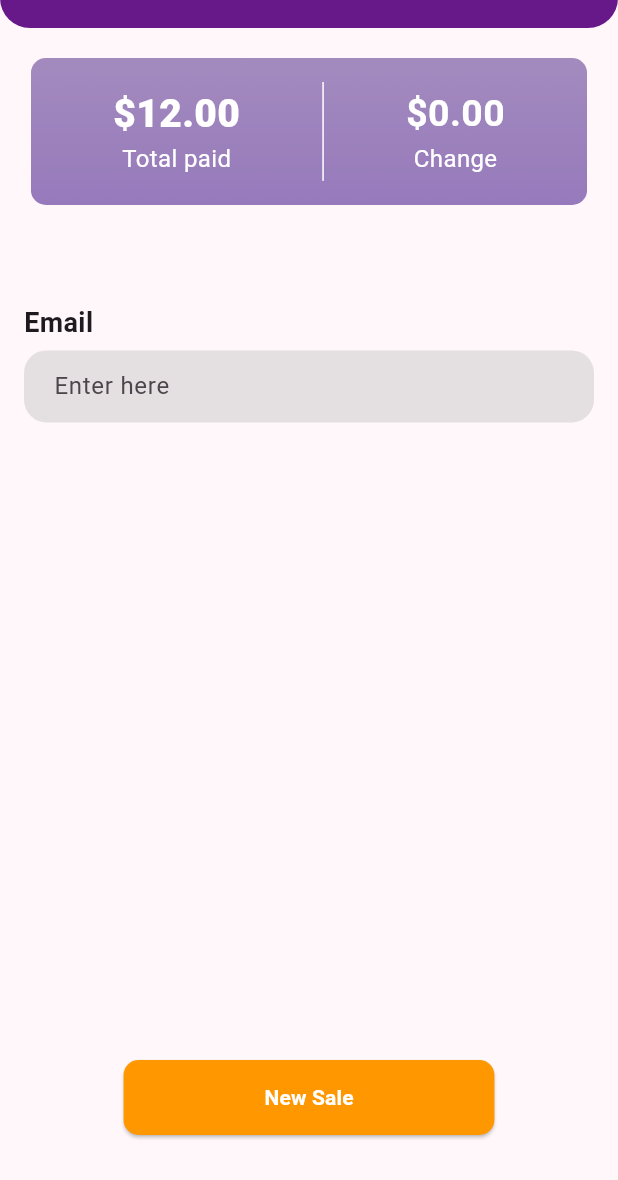
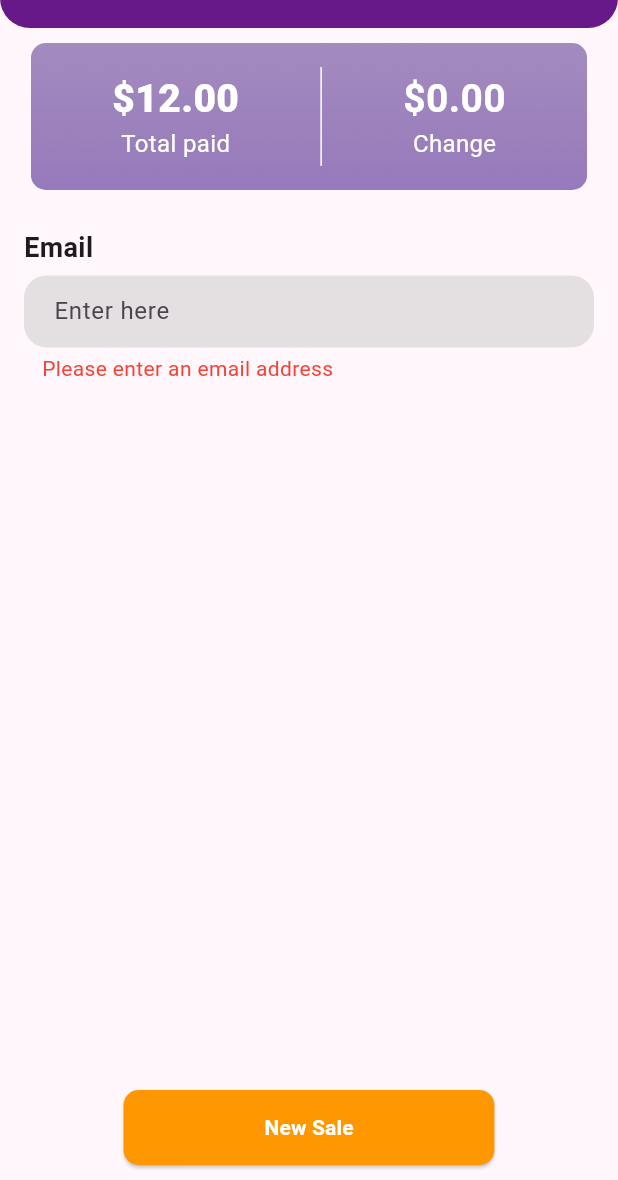
Before and after one commit to Shees-Ali1/cashPayment, a Flutter app: the screen it shows after launch, after a tap on "New Sale", on a phone screen of 412 x 824 dp, the part 56-1236 px from its top. Run offline on Flutter 3.47's test engine with Material 3 defaults, Android fonts, the phone set to English and light mode, and no system bars; our stand-ins replace get.

Commit message:
new push

```diff
--- /dev/null
+++ b/lib/Cash_payment/Controller/Controller.dart
@@ -0,0 +1,15 @@
+// Create a controller class to manage the interaction between the model and the view
+import '../Model/Model.dart';
+
+class CashPaymentController {
+  final CashPaymentModel _model;
+
+  CashPaymentController(this._model);
+
+  // Add methods to handle user interactions and update the model accordingly
+  // For example, you can have a method to handle the "New Sale" button press
+  void handleNewSale(String email) {
+    // Implement your logic here, possibly updating the model or performing other actions
+    // You can use the _model instance to access the model's properties and methods
+  }
+}
--- /dev/null
+++ b/lib/Cash_payment/Model/Model.dart
@@ -0,0 +1,4 @@
+
+class CashPaymentModel {
+  // Add any necessary properties and methods related to your data and logic
+}
--- /dev/null
+++ b/lib/Cash_payment/View/cash_payment.dart
@@ -0,0 +1,165 @@
+import 'package:flutter/material.dart';
+import '../../Reuseable_component/TextFormInput.dart';
+import '../../Reuseable_component/button.dart';
+import '../../Utils/color.dart';
+import '../../Utils/constant.dart';
+import '../../utils/extensions.dart'; // Add your color and font size extensions here
+
+class CashPayment extends StatefulWidget {
+  const CashPayment({Key? key, required this.title}) : super(key: key);
+  final String title;
+
+  @override
+  State<CashPayment> createState() => _CashPaymentState();
+}
+
+class _CashPaymentState extends State<CashPayment> {
+  final TextEditingController emailController = TextEditingController();
+  final GlobalKey<TextFormInputState> emailInputKey =
+      GlobalKey<TextFormInputState>();
+
+  @override
+  Widget build(BuildContext context) {
+    return Scaffold(
+      appBar: AppBar(
+        leading: Builder(
+          builder: (BuildContext context) {
+            return IconButton(
+              iconSize: 15.0,
+              icon: const Icon(
+                Icons.arrow_back_ios_sharp,
+                color: Colors.white,
+              ),
+              onPressed: () {
+                print('Back click');
+              },
+            );
+          },
+        ),
+        shape: const RoundedRectangleBorder(
+          borderRadius: BorderRadius.only(
+            bottomLeft: Radius.circular(AppRadius.appBar),
+            bottomRight: Radius.circular(AppRadius.appBar),
+          ),
+        ),
+        backgroundColor: AppColors.primaryColor,
+        centerTitle: true,
+        title: Text(
+          widget.title,
+          style: const TextStyle(
+            color: Colors.white,
+            fontWeight: FontWeight.bold,
+            fontSize: AppFontSize.appBarTitle,
+          ),
+        ),
+      ),
+      body: Column(
+        children: [
+          Container(
+            margin: EdgeInsets.only(top: AppSpacing.margin),
+            width: context.screenWidth(0.9),
+            padding: EdgeInsets.symmetric(vertical: AppSpacing.paddingVertical),
+            decoration: BoxDecoration(
+              image: const DecorationImage(
+                image: AssetImage(
+                    'assets/box.png'), // Replace with your image path
+                fit: BoxFit.cover,
+              ),
+              borderRadius: BorderRadius.circular(AppRadius.container),
+            ),
+            child: Row(
+              mainAxisAlignment: MainAxisAlignment.spaceEvenly,
+              children: [
+                const Column(
+                  crossAxisAlignment: CrossAxisAlignment.center,
+                  mainAxisAlignment: MainAxisAlignment.center,
+                  children: [
+                    Text(
+                      "\$12.00",
+                      style: TextStyle(
+                        fontSize: AppFontSize.price,
+                        fontWeight: FontWeight.w900,
+                        color: AppColors.textColor,
+                      ),
+                    ),
+                    Text(
+                      "Total paid",
+                      style: TextStyle(
+                          fontSize: AppFontSize.normal,
+                          color: AppColors.textColor),
+                    ),
+                  ],
+                ),
+                Container(
+                  width: 1,
+                  height: context.screenHeight(0.08),
+                  color: AppColors.textColor,
+                ),
+                const Column(
+                  children: [
+                    Text(
+                      "\$0.00",
+                      style: TextStyle(
+                        fontSize: AppFontSize.price,
+                        fontWeight: FontWeight.bold,
+                        color: AppColors.textColor,
+                      ),
+                    ),
+                    Text(
+                      "Change",
+                      style: TextStyle(
+                          fontSize: AppFontSize.normal,
+                          color: AppColors.textColor),
+                    ),
+                  ],
+                ),
+              ],
+            ),
+          ),
+          const SizedBox(height: AppSpacing.margin),
+          Center(
+            child: Padding(
+              padding: const EdgeInsets.all(AppSpacing.padding),
+              child: Column(
+                mainAxisAlignment: MainAxisAlignment.center,
+                children: [
+                  TextFormInput(
+                    key: emailInputKey,
+                    fieldName: 'Email',
+                    controller: emailController,
+                    hint: 'Enter here',
+                    validator: (value) {
+                      if (value!.isEmpty) {
+                        return 'Please enter an email address';
+                      } else if (!RegExp( r"^[a-zA-Z0-9_.+-]+@[a-zA-Z0-9-]+\.[a-zA-Z0-9-.]+$") .hasMatch(value)) {
+                        return 'Invalid email address format';
+                      }
+                      return null; // Return null if the input is valid
+                    },
+                  ),
+                ],
+              ),
+            ),
+          ),
+          Spacer(),
+          MyButton(
+            text: 'New Sale',
+            onPressed: () {
+              // Validate the email field
+              String? emailValidation = emailInputKey.currentState?.validate();
+
+              // Check if there is any validation error
+              if (emailValidation != null) {
+                print('Validation Error: $emailValidation');
+              } else {
+                print('Button pressed!');
+                // Continue with the logic when the input is valid
+              }
+            },
+          ),
+          SizedBox(height: AppSpacing.margin),
+        ],
+      ),
+    );
+  }
+}
--- a/lib/Cash_payment/cash_payment.dart
+++ /dev/null
@@ -1,130 +0,0 @@
-import 'package:flutter/material.dart';
-import '../Reuseable_component/TextFormInput.dart';
-import '../Reuseable_component/button.dart';
-
-class CashPayment extends StatefulWidget {
-  const CashPayment({super.key, required this.title});
-  final String title;
-
-  @override
-  State<CashPayment> createState() => _CashPaymentState();
-}
-
-class _CashPaymentState extends State<CashPayment> {
-  @override
-  Widget build(BuildContext context) {
-    return Scaffold(
-      appBar: AppBar(
-        leading: Builder(
-          builder: (BuildContext context) {
-            return IconButton(
-              iconSize:15.0,
-              icon: const Icon(
-                Icons.arrow_back_ios_sharp,
-                color: Colors.white,
-
-              ),
-              onPressed: () {
-                print('Back click');
-              },
-            );
-          },
-        ),
-        shape: const RoundedRectangleBorder(
-          borderRadius: BorderRadius.only(
-            bottomLeft: Radius.circular(20.0),
-            bottomRight: Radius.circular(20.0),
-          ),
-        ),
-        backgroundColor: Color.fromARGB(255, 103, 24, 137),
-        centerTitle: true,
-        title: Text(
-          widget.title,
-          style:  TextStyle(color: Colors.white, fontWeight: FontWeight.bold,fontSize: 14),
-        ),
-      ),
-      body: Column(
-        children: [
-          Container(
-            margin:  EdgeInsets.only(top: 20),
-            width: MediaQuery.of(context).size.width * 0.9,
-            padding:  EdgeInsets.symmetric(vertical: 16.0),
-            decoration: BoxDecoration(
-                image: DecorationImage(
-                  image: AssetImage('assets/box.png'), // Replace with your image path
-                  fit: BoxFit.cover,
-                ),
-                borderRadius: BorderRadius.circular(10)
-            ),
-            child: Row(
-              mainAxisAlignment: MainAxisAlignment.spaceEvenly,
-              children: [
-                Column(
-                  crossAxisAlignment: CrossAxisAlignment.center,
-                  mainAxisAlignment: MainAxisAlignment.center,
-                  children: [
-                    Text(
-                      "\$12.00",
-                      style: TextStyle(
-                          fontSize: 26.0,
-                          fontWeight: FontWeight.w900,
-                          color: Colors.white),
-                    ),
-                    Text(
-                      "Total paid",
-                      style: TextStyle(fontSize: 16.0, color: Colors.white),
-                    ),
-                  ],
-                ),
-                Container(
-                  width: 1,
-                  height: MediaQuery.of(context).size.height * 0.08,
-                  color: Colors.white,
-                ),
-                Column(
-                  children: [
-                    Text(
-                      "\$0.00",
-                      style: TextStyle(
-                          fontSize: 25.0,
-                          fontWeight: FontWeight.bold,
-                          color: Colors.white),
-                    ),
-                    Text(
-                      "Change",
-                      style: TextStyle(fontSize: 16.0, color: Colors.white),
-                    ),
-                  ],
-                ),
-              ],
-            ),
-          ),
-          SizedBox(height: 50,),
-          Center(
-            child: Padding(
-              padding:  EdgeInsets.all(16.0),
-              child: Column(
-                mainAxisAlignment: MainAxisAlignment.center,
-                children: [
-                  TextFormInput(
-                    FieldName: 'Email',
-                    controller: TextEditingController(),
-                    hint: 'Enter here',
-                  ),
-                ],
-              ),
-            ),
-          ),
-          Spacer(),
-          MyButton(
-            text: 'New Sale',
-            onPressed: () {
-              print('Button pressed!');
-            },
-          ),
-          SizedBox(height: 30),
-        ],
-      ),
-    );
-  }
-}
--- a/lib/Reuseable_component/TextFormInput.dart
+++ b/lib/Reuseable_component/TextFormInput.dart
@@ -1,20 +1,62 @@
 import 'package:flutter/material.dart';
 
-class TextFormInput extends StatelessWidget {
+import '../Utils/color.dart';
+
+class TextFormInput extends StatefulWidget {
   final TextEditingController controller;
-
   final String hint;
-  final String FieldName;
+  final String fieldName;
   final TextInputType keyboardType;
   final bool obscureText;
+  final String? Function(String?)? validator;
 
   TextFormInput({
     required this.controller,
-    required this.FieldName,
+    required this.fieldName,
     required this.hint,
     this.keyboardType = TextInputType.text,
     this.obscureText = false,
-  });
+    this.validator,
+    Key? key,
+  }) : super(key: key);
+
+  @override
+  TextFormInputState createState() => TextFormInputState();
+}
+
+class TextFormInputState extends State<TextFormInput> {
+  String? errorText;
+  bool isCorrect = false;
+
+  void setErrorText(String? error) {
+    setState(() {
+      errorText = error;
+      isCorrect = error == null;
+    });
+  }
+
+  String? validate() {
+    final value = widget.controller.text;
+    if (widget.validator != null) {
+      final result = widget.validator!(value);
+      if (result != null) {
+        setErrorText(result);
+        return result; // Return the custom validation message if provided
+      }
+    }
+
+    // Perform email validation
+    if (value == null || value.isEmpty) {
+      setErrorText('Please enter an email address');
+      return 'Please enter an email address';
+    } else if (!RegExp(r"^[a-zA-Z0-9_.+-]+@[a-zA-Z0-9-]+\.[a-zA-Z0-9-.]+$").hasMatch(value)) {
+      setErrorText('Invalid email address format');
+      return 'Invalid email address format';
+    }
+
+    setErrorText(null); // Clear error text if the validation is successful
+    return null;
+  }
 
   @override
   Widget build(BuildContext context) {
@@ -22,24 +64,44 @@ class TextFormInput extends StatelessWidget {
       mainAxisAlignment: MainAxisAlignment.start,
       crossAxisAlignment: CrossAxisAlignment.start,
       children: [
-        Text(FieldName,style: TextStyle(fontWeight: FontWeight.bold,fontSize: 18),),
-        const SizedBox(height: 5,),
+        Text(widget.fieldName, style: const TextStyle(fontWeight: FontWeight.bold, fontSize: 18)),
+        const SizedBox(height: 5),
         Container(
-          padding: EdgeInsets.only(left: 20),
+          padding: const EdgeInsets.only(left: 20),
           decoration: BoxDecoration(
-            color: Color.fromRGBO(200, 200, 200, 0.5), // Set your desired background color
-            borderRadius: BorderRadius.circular(15.0), // Set your desired border radius
+            color: AppColors.inputBackgroundColor, // Use the input background color
+            borderRadius: BorderRadius.circular(15.0),
           ),
-          child: TextFormField(
-            controller: controller,
-            keyboardType: keyboardType,
-            obscureText: obscureText,
-            decoration: InputDecoration(
-            hintText: hint,
-            border: InputBorder.none, // Remove the default border
+          child: Row(
+            children: [
+              Expanded(
+                child: TextFormField(
+                  controller: widget.controller,
+                  keyboardType: widget.keyboardType,
+                  obscureText: widget.obscureText,
+                  validator: (value) => validate(),
+                  decoration: InputDecoration(
+                    hintText: widget.hint,
+                    border: InputBorder.none,
+                  ),
+                ),
+              ),
+              if (isCorrect)
+                const Icon(
+                  Icons.check,
+                  color: AppColors.successColor, // Use the success color
+                ),
+            ],
+          ),
+        ),
+        if (errorText != null)
+          Padding(
+            padding: const EdgeInsets.only(left: 12.0, top: 4.0),
+            child: Text(
+              errorText!,
+              style: const TextStyle(color: AppColors.errorColor), // Use the error color
             ),
           ),
-        ),
       ],
     );
   }
--- /dev/null
+++ b/lib/Utils/color.dart
@@ -0,0 +1,9 @@
+import 'package:flutter/material.dart';
+
+class AppColors {
+  static const Color primaryColor = Color.fromRGBO(103, 24, 137, 1.0);
+  static const Color inputBackgroundColor = Color.fromRGBO(200, 200, 200, 0.5);
+  static const Color successColor = Colors.green;
+  static const Color errorColor = Colors.red;
+  static const Color textColor = Colors.white;
+}
--- /dev/null
+++ b/lib/Utils/constant.dart
@@ -0,0 +1,16 @@
+class AppSpacing {
+  static const double margin = 10.0;
+  static const double padding = 16.0;
+  static const double paddingVertical = 16.0;
+}
+
+class AppFontSize {
+  static const double appBarTitle = 14.0;
+  static const double price = 26.0;
+  static const double normal = 16.0;
+}
+
+class AppRadius {
+  static const double container = 10.0;
+  static const double appBar = 20.0;
+}
--- /dev/null
+++ b/lib/Utils/extensions.dart
@@ -0,0 +1,11 @@
+import 'package:flutter/material.dart';
+
+extension ContextExtensions on BuildContext {
+  double screenHeight(double percentage) {
+    return MediaQuery.of(this).size.height * percentage;
+  }
+
+  double screenWidth(double percentage) {
+    return MediaQuery.of(this).size.width * percentage;
+  }
+}
--- a/lib/main.dart
+++ b/lib/main.dart
@@ -1,8 +1,7 @@
 import 'package:flutter/material.dart';
-
-import 'Cash_payment/cash_payment.dart';
-import 'Reuseable_component/TextFormInput.dart';
-import 'Reuseable_component/button.dart';
+import 'package:get/get.dart';
+import 'Cash_payment/View/cash_payment.dart';
+import 'Utils/color.dart'; // Import your color.dart file
 
 void main() {
   runApp(const MyApp());
@@ -11,18 +10,23 @@ void main() {
 class MyApp extends StatelessWidget {
   const MyApp({super.key});
 
-  // This widget is the root of your application.
   @override
   Widget build(BuildContext context) {
-    Color myColor = Color(0xFF5D3085);
-    return MaterialApp(
+    return GetMaterialApp(
       debugShowCheckedModeBanner: false,
       title: 'Flutter Demo',
       theme: ThemeData(
-        colorScheme: ColorScheme.fromSeed(seedColor: Colors.purple),
+        colorScheme: ColorScheme.fromSeed(seedColor: AppColors.primaryColor), // Use the primaryColor from AppColors
         useMaterial3: true,
       ),
-      home: const CashPayment(title: 'Cash Payment'),
+      initialRoute: '/cash_payment',
+      getPages: [
+        GetPage(
+          name: '/cash_payment',
+          page: () => const CashPayment(title: 'Cash Payment'),
+        ),
+        // Add more GetPage objects for additional routes
+      ],
     );
   }
 }
--- a/pubspec.yaml
+++ b/pubspec.yaml
@@ -35,6 +35,7 @@ dependencies:
   # The following adds the Cupertino Icons font to your application.
   # Use with the CupertinoIcons class for iOS style icons.
   cupertino_icons: ^1.0.2
+  get: ^4.6.6
 
 dev_dependencies:
   flutter_test:
```
Also changed, not shown: pubspec.lock.
